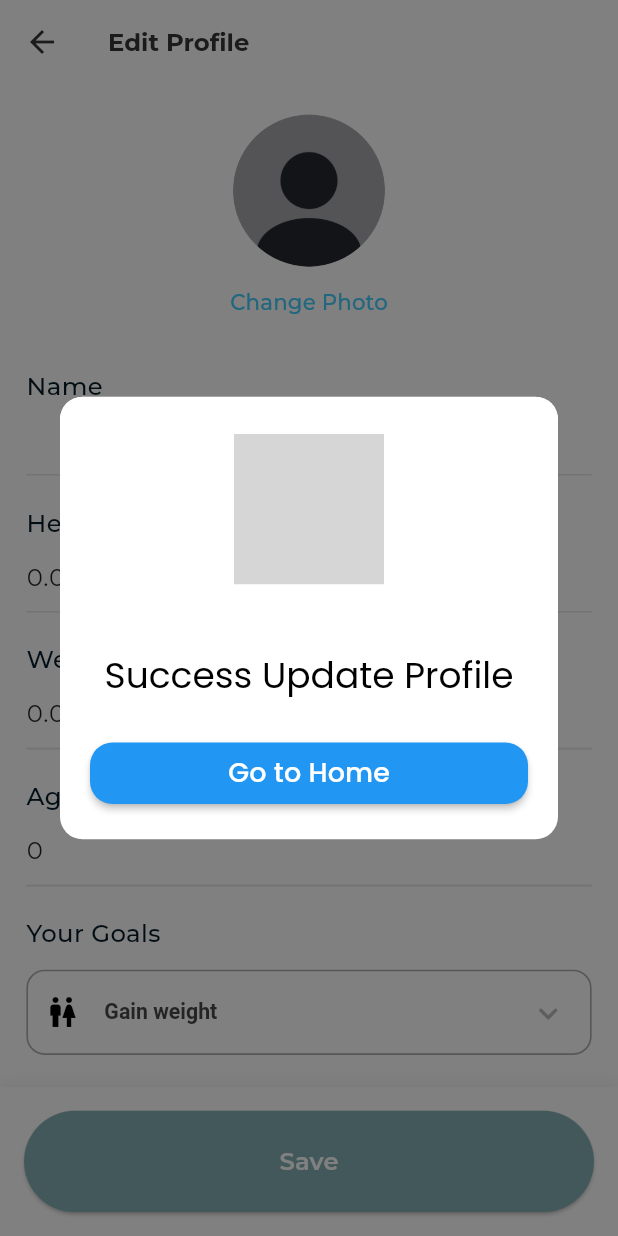
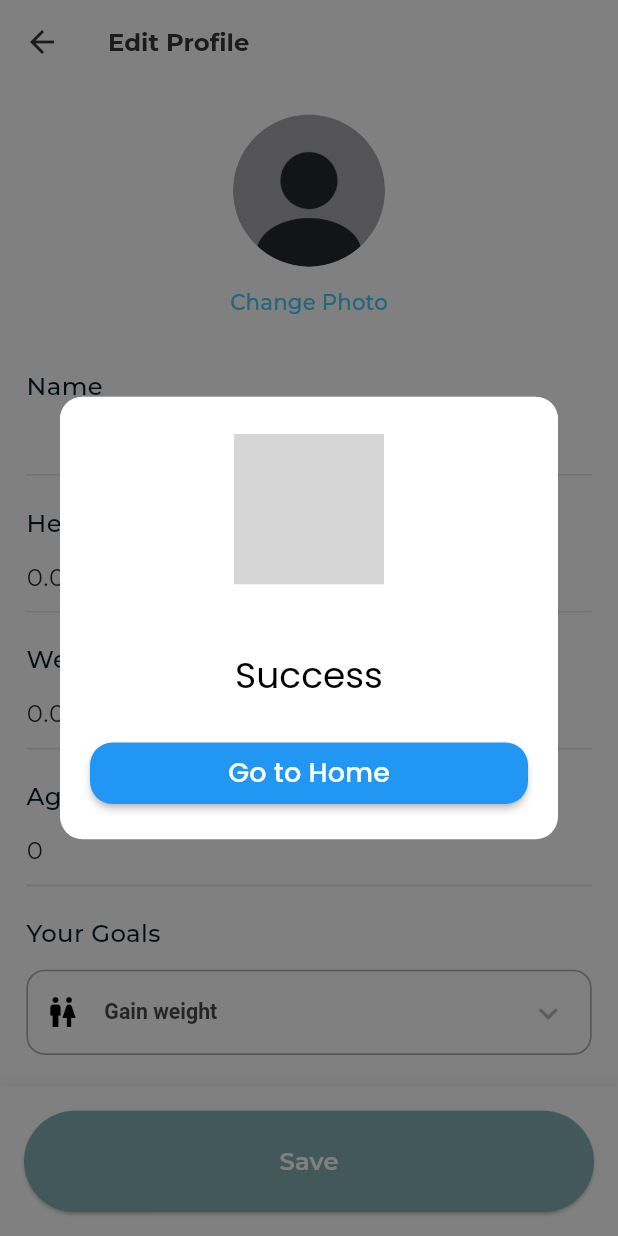
Before and after one commit to codeyzx/geats, a Flutter app: the ProfileEditPage screen opened directly with empty values, after a tap on "Save", on a phone screen of 412 x 824 dp. Run offline on Flutter 3.47's test engine with Material 3 defaults, Android fonts, the phone set to English and light mode, and no system bars; our stand-ins replace cached_network_image, cloud_firestore, dio, firebase_auth, firebase_core, flutter_easyloading and 10 more; missing offline and left inert: camerawesome, google_mlkit_barcode_scanning; accounts and stored records are empty; network calls fail; grey boxes are pictures that could not be loaded.

Commit message:
fix: update profile with diet plan changes

```diff
--- a/lib/src/features/auth/data/auth_repository.dart
+++ b/lib/src/features/auth/data/auth_repository.dart
@@ -3,7 +3,6 @@ import 'package:firebase_auth/firebase_auth.dart' as auth;
 import 'package:flutter_riverpod/flutter_riverpod.dart';
 import 'package:geats/src/features/domain.dart';
 import 'package:geats/src/services/services.dart';
-import 'package:logger/logger.dart';
 
 class AuthRepository {
   final userDb = FirebaseFirestore.instance.collection('user').withConverter(
@@ -57,7 +56,6 @@ class AuthRepository {
 
       return const Result.success(true);
     } catch (e, stackTrace) {
-      Logger().e('Error $e');
       return Result.failure(
           NetworkExceptions.getFirebaseException(e), stackTrace);
     }
--- a/lib/src/features/auth/domain/user.dart
+++ b/lib/src/features/auth/domain/user.dart
@@ -91,11 +91,11 @@ class User {
         weight: json['weight'] == null ? 0 : json['weight'].toDouble(),
         age: json['age'] ?? 0,
         activity: Activity.values.firstWhere(
-          (e) => e.value == json['activity'],
+          (e) => e.name == json['activity'],
           orElse: () => Activity.rare,
         ),
         weightGoal: WeightGoal.values.firstWhere(
-          (e) => e.value == json['weightGoal'],
+          (e) => e.name == json['weightGoal'],
           orElse: () => WeightGoal.maintain,
         ),
         caloriesGoal: json['caloriesGoal'] ?? 0,
--- a/lib/src/features/common/application/common_service.dart
+++ b/lib/src/features/common/application/common_service.dart
@@ -35,7 +35,6 @@ class CommonService {
 
   Future<Result<String?>> updateDiet(Map<String, dynamic> user) async {
     var result = await _commonRepository.updateDiet(user);
-    await getProfile();
     return result.when(
       success: (data) {
         return Result.success(data);
--- a/lib/src/features/common/data/common_repository.dart
+++ b/lib/src/features/common/data/common_repository.dart
@@ -52,7 +52,6 @@ class CommonRepository {
   Future<Result<String>> updateProfile(RequestUser user) async {
     try {
       await requestUserDb.doc(user.id).update(user.toJson());
-      await getProfile(user.id.toString());
       return const Result.success('Success');
     } catch (e, st) {
       return Result.failure(NetworkExceptions.getFirebaseException(e), st);
--- a/lib/src/features/common/presentation/common_controller.dart
+++ b/lib/src/features/common/presentation/common_controller.dart
@@ -10,7 +10,6 @@ import 'package:geats/src/features/common/application/common_service.dart';
 import 'package:geats/src/features/profile/presentation/profile_page.dart';
 import 'package:geats/src/features/common/presentation/common_state.dart';
 import 'package:geats/src/features/home/presentation/home_page.dart';
-
 import 'package:geats/src/routes/app_routes.dart';
 
 class CommonController extends StateNotifier<CommonState> {
@@ -53,12 +52,12 @@ class CommonController extends StateNotifier<CommonState> {
     heightController.text = user.height.toString();
     weightController.text = user.weight.toString();
     ageController.text = user.age.toString();
-    state.activity = user.activity;
-    state.weightGoal = user.weightGoal;
 
     state = state.copyWith(
       user: user,
       userValue: AsyncData(user),
+      activity: user.activity,
+      weightGoal: user.weightGoal,
     );
   }
 
@@ -155,14 +154,14 @@ class CommonController extends StateNotifier<CommonState> {
     );
   }
 
-  Map<String, dynamic> calculateDiet({
-    required double weight,
+  Map<String, dynamic> calculateDiet(
+      {required double weight,
       required double height,
       required int age,
       required String gender,
       required WeightGoal weightGoal,
       required Activity activity,
-  }) {
+      bool? isUpdateProfile}) {
     double bmr = (10 * weight) +
         (6.25 * height) -
         (5 * age) +
@@ -242,6 +241,16 @@ class CommonController extends StateNotifier<CommonState> {
     sugar = sugar.ceilToDouble();
 
     // Display results
+    if (isUpdateProfile != null && isUpdateProfile) {
+      return {
+        'caloriesGoal': dailyCalories.toInt(),
+        'proteinsGoal': protein.toInt(),
+        'fatGoal': fats.toInt(),
+        'carbsGoal': carbs.toInt(),
+        'sugarsGoal': sugar.toInt(),
+        'weightGoal': weightGoal.name,
+      };
+    } else {
       return {
         'caloriesGoal': dailyCalories.toInt(),
         'proteinsGoal': protein.toInt(),
@@ -255,6 +264,7 @@ class CommonController extends StateNotifier<CommonState> {
         'activity': activity.name,
         'weightGoal': weightGoal.name,
       };
+    }
   }
 
   String? validateWeight(String? value) {
--- a/lib/src/features/profile/presentation/profile_edit_page.dart
+++ b/lib/src/features/profile/presentation/profile_edit_page.dart
@@ -67,22 +67,13 @@ class _ProfileEditPageState extends ConsumerState<ProfileEditPage> {
       body: SingleChildScrollView(
         child: Padding(
           padding: EdgeInsets.symmetric(horizontal: 16.w),
-          child: AsyncValueWidget(
-            value: state.userValue,
-            loading: (loadingWidget) {
-              return Container(
-                margin:
-                    EdgeInsets.only(top: context.screenHeightPercentage(0.3)),
-                child: loadingWidget,
-              );
-            },
-            data: (data) => Column(
+          child: Column(
             crossAxisAlignment: CrossAxisAlignment.start,
             children: [
               SizedBox(
                 height: 20.h,
               ),
-                data?.profileUrl == ''
+              state.user?.profileUrl == ''
                   ? Center(
                       child: CircleAvatar(
                         radius: 50.r,
@@ -93,15 +84,14 @@ class _ProfileEditPageState extends ConsumerState<ProfileEditPage> {
                     )
                   : Center(
                       child: CachedNetworkImage(
-                          imageUrl: data?.profileUrl ?? '',
+                        imageUrl: state.user?.profileUrl ?? '',
                         progressIndicatorBuilder:
                             (context, url, downloadProgress) =>
                                 CircularProgressIndicator(
                                     value: downloadProgress.progress),
                         errorWidget: (context, url, error) =>
                             const Icon(Icons.error),
-                          imageBuilder: (context, imageProvider) =>
-                              CircleAvatar(
+                        imageBuilder: (context, imageProvider) => CircleAvatar(
                           radius: 50.r,
                           backgroundImage: imageProvider,
                           backgroundColor: Colors.white,
@@ -235,9 +225,7 @@ class _ProfileEditPageState extends ConsumerState<ProfileEditPage> {
                 ],
                 prefixIcon: Icons.wc,
                 onChanged: (value) {
-                    if (value.isNotNull()) {
                   controller.setWeightGoal(value);
-                    }
                 },
               ),
               SizedBox(
@@ -266,7 +254,6 @@ class _ProfileEditPageState extends ConsumerState<ProfileEditPage> {
                 height: 150.h,
               )
             ],
-            ),
           ),
         ),
       ),
@@ -299,20 +286,25 @@ class _ProfileEditPageState extends ConsumerState<ProfileEditPage> {
                     weightGoal: state.weightGoal!.name,
                   );
                   final calculate = controller.calculateDiet(
+                      isUpdateProfile: true,
                       gender: '${state.user?.gender.name}',
                       age: int.parse(controller.ageController.text),
                       weight: double.parse(controller.weightController.text),
                       height: double.parse(controller.heightController.text),
                       activity: state.activity!,
                       weightGoal: state.weightGoal!);
+
+                  calculate['id'] = state.user?.id ?? '';
+
+                  await controller.updateDiet(calculate);
                   await controller.updateProfile(user);
-                  await controller.updateDiet(calculate);
+                  await controller.getProfile();
 
                   Future.delayed(const Duration(seconds: 1), () {
                     QuickAlert.show(
                         context: context,
                         type: QuickAlertType.success,
-                        title: 'Success Update Profile',
+                        title: 'Success',
                         showCancelBtn: false,
                         barrierDismissible: false,
                         confirmBtnText: 'Go to Home',
```
Also changed, not shown: lib/src/features/home/presentation/home_page.dart (+5 -10 lines), lib/src/features/profile/presentation/profile_page.dart (+4 -5 lines), lib/src/shared/extensions/string.dart (+6 -6 lines). Lines whose indentation alone changed are shown as unchanged.
